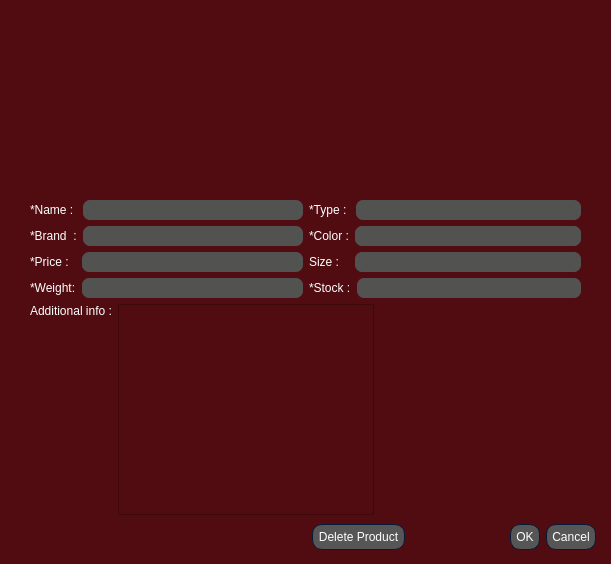
Qt form AP/costumer_products.ui (AP-projects-4001/Guys) before a commit.
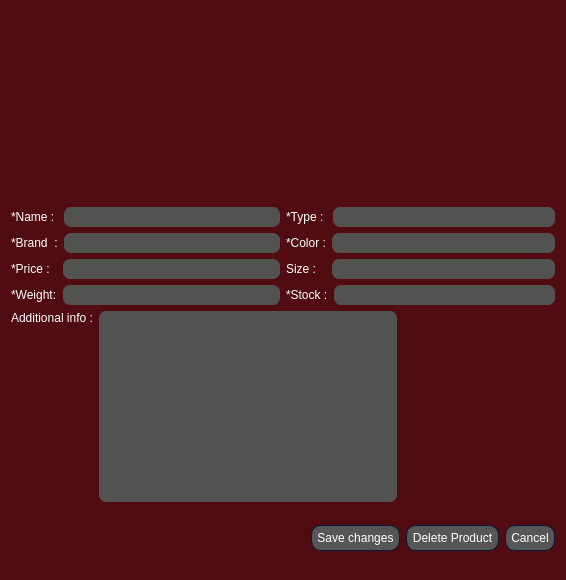
The same form after that commit. Icons and pictures are not drawn.

```diff
--- a/AP/costumer_products.ui
+++ b/AP/costumer_products.ui
@@ -6,22 +6,10 @@
    <rect>
     <x>0</x>
     <y>0</y>
-    <width>611</width>
-    <height>564</height>
+    <width>566</width>
+    <height>580</height>
    </rect>
   </property>
-  <property name="minimumSize">
-   <size>
-    <width>611</width>
-    <height>564</height>
-   </size>
-  </property>
-  <property name="maximumSize">
-   <size>
-    <width>611</width>
-    <height>564</height>
-   </size>
-  </property>
   <property name="windowTitle">
    <string>Dialog</string>
   </property>
@@ -182,7 +170,17 @@
 	border-radius: 7px;
 	border-color: #051a39;
 	padding: 2px;
+}
 
+
+QPlainTextEdit
+{
+	background-color: #525251;
+	color: #ffffff;
+	border-width: 1px;
+	border-radius: 7px;
+	border-color: #051a39;
+	padding: 2px;
 }
 
 QLineEdit::disabled
@@ -698,34 +696,76 @@
 
 </string>
   </property>
+  <layout class="QGridLayout" name="gridLayout">
+   <item row="0" column="0">
+    <layout class="QVBoxLayout" name="verticalLayout_5">
+     <item>
+      <layout class="QVBoxLayout" name="verticalLayout_4">
+       <item>
+        <layout class="QVBoxLayout" name="verticalLayout_2">
+         <item>
+          <layout class="QHBoxLayout" name="horizontalLayout_16">
+           <item>
+            <spacer name="horizontalSpacer_2">
+             <property name="orientation">
+              <enum>Qt::Horizontal</enum>
+             </property>
+             <property name="sizeHint" stdset="0">
+              <size>
+               <width>40</width>
+               <height>20</height>
+              </size>
+             </property>
+            </spacer>
+           </item>
+           <item>
   <widget class="QLabel" name="image_label">
-   <property name="geometry">
-    <rect>
-     <x>160</x>
-     <y>30</y>
+             <property name="minimumSize">
+              <size>
      <width>311</width>
      <height>151</height>
-    </rect>
+              </size>
    </property>
    <property name="text">
     <string/>
    </property>
   </widget>
-  <widget class="QWidget" name="layoutWidget">
-   <property name="geometry">
-    <rect>
-     <x>30</x>
-     <y>200</y>
-     <width>551</width>
-     <height>315</height>
-    </rect>
-   </property>
-   <layout class="QVBoxLayout" name="verticalLayout_4">
+           </item>
+           <item>
+            <spacer name="horizontalSpacer_3">
+             <property name="orientation">
+              <enum>Qt::Horizontal</enum>
+             </property>
+             <property name="sizeHint" stdset="0">
+              <size>
+               <width>40</width>
+               <height>20</height>
+              </size>
+             </property>
+            </spacer>
+           </item>
+          </layout>
+         </item>
     <item>
-     <layout class="QHBoxLayout" name="horizontalLayout_9">
+          <spacer name="verticalSpacer_2">
+           <property name="orientation">
+            <enum>Qt::Vertical</enum>
+           </property>
+           <property name="sizeHint" stdset="0">
+            <size>
+             <width>20</width>
+             <height>40</height>
+            </size>
+           </property>
+          </spacer>
+         </item>
+        </layout>
+       </item>
       <item>
        <layout class="QVBoxLayout" name="verticalLayout">
         <item>
+          <layout class="QHBoxLayout" name="horizontalLayout_10">
+           <item>
          <layout class="QHBoxLayout" name="horizontalLayout_5">
           <item>
            <widget class="QLabel" name="label_2">
@@ -740,52 +780,6 @@
          </layout>
         </item>
         <item>
-         <layout class="QHBoxLayout" name="horizontalLayout_6">
-          <item>
-           <widget class="QLabel" name="label_7">
-            <property name="text">
-             <string>*Brand  :</string>
-            </property>
-           </widget>
-          </item>
-          <item>
-           <widget class="QLineEdit" name="brand_lineEdit"/>
-          </item>
-         </layout>
-        </item>
-        <item>
-         <layout class="QHBoxLayout" name="horizontalLayout_7">
-          <item>
-           <widget class="QLabel" name="label_6">
-            <property name="text">
-             <string>*Price :  </string>
-            </property>
-           </widget>
-          </item>
-          <item>
-           <widget class="QLineEdit" name="price_lineEdit"/>
-          </item>
-         </layout>
-        </item>
-        <item>
-         <layout class="QHBoxLayout" name="horizontalLayout_8">
-          <item>
-           <widget class="QLabel" name="label_4">
-            <property name="text">
-             <string>*Weight:</string>
-            </property>
-           </widget>
-          </item>
-          <item>
-           <widget class="QLineEdit" name="weight_lineEdit"/>
-          </item>
-         </layout>
-        </item>
-       </layout>
-      </item>
-      <item>
-       <layout class="QVBoxLayout" name="verticalLayout_2">
-        <item>
          <layout class="QHBoxLayout" name="horizontalLayout">
           <item>
            <widget class="QLabel" name="label_3">
@@ -799,6 +793,24 @@
           </item>
          </layout>
         </item>
+          </layout>
+         </item>
+         <item>
+          <layout class="QHBoxLayout" name="horizontalLayout_11">
+           <item>
+            <layout class="QHBoxLayout" name="horizontalLayout_6">
+             <item>
+              <widget class="QLabel" name="label_7">
+               <property name="text">
+                <string>*Brand  :</string>
+               </property>
+              </widget>
+             </item>
+             <item>
+              <widget class="QLineEdit" name="brand_lineEdit"/>
+             </item>
+            </layout>
+           </item>
         <item>
          <layout class="QHBoxLayout" name="horizontalLayout_2">
           <item>
@@ -813,6 +825,24 @@
           </item>
          </layout>
         </item>
+          </layout>
+         </item>
+         <item>
+          <layout class="QHBoxLayout" name="horizontalLayout_13">
+           <item>
+            <layout class="QHBoxLayout" name="horizontalLayout_7">
+             <item>
+              <widget class="QLabel" name="label_6">
+               <property name="text">
+                <string>*Price :  </string>
+               </property>
+              </widget>
+             </item>
+             <item>
+              <widget class="QLineEdit" name="price_lineEdit"/>
+             </item>
+            </layout>
+           </item>
         <item>
          <layout class="QHBoxLayout" name="horizontalLayout_3">
           <item>
@@ -827,6 +857,24 @@
           </item>
          </layout>
         </item>
+          </layout>
+         </item>
+         <item>
+          <layout class="QHBoxLayout" name="horizontalLayout_14">
+           <item>
+            <layout class="QHBoxLayout" name="horizontalLayout_8">
+             <item>
+              <widget class="QLabel" name="label_4">
+               <property name="text">
+                <string>*Weight:</string>
+               </property>
+              </widget>
+             </item>
+             <item>
+              <widget class="QLineEdit" name="weight_lineEdit"/>
+             </item>
+            </layout>
+           </item>
         <item>
          <layout class="QHBoxLayout" name="horizontalLayout_4">
           <item>
@@ -843,12 +891,10 @@
         </item>
        </layout>
       </item>
-     </layout>
-    </item>
     <item>
-     <layout class="QHBoxLayout" name="horizontalLayout_11">
+          <layout class="QHBoxLayout" name="horizontalLayout_15">
       <item>
-       <layout class="QHBoxLayout" name="horizontalLayout_10">
+            <layout class="QHBoxLayout" name="horizontalLayout_9">
         <item>
          <layout class="QVBoxLayout" name="verticalLayout_3">
           <item>
@@ -883,6 +929,30 @@
         <property name="orientation">
          <enum>Qt::Horizontal</enum>
         </property>
+             <property name="sizeType">
+              <enum>QSizePolicy::Fixed</enum>
+             </property>
+             <property name="sizeHint" stdset="0">
+              <size>
+               <width>158</width>
+               <height>28</height>
+              </size>
+             </property>
+            </spacer>
+           </item>
+          </layout>
+         </item>
+        </layout>
+       </item>
+      </layout>
+     </item>
+     <item>
+      <layout class="QHBoxLayout" name="horizontalLayout_17">
+       <item>
+        <spacer name="horizontalSpacer_4">
+         <property name="orientation">
+          <enum>Qt::Horizontal</enum>
+         </property>
         <property name="sizeHint" stdset="0">
          <size>
           <width>40</width>
@@ -891,20 +961,34 @@
         </property>
        </spacer>
       </item>
-     </layout>
-    </item>
-   </layout>
-  </widget>
-  <widget class="QWidget" name="layoutWidget">
-   <property name="geometry">
-    <rect>
-     <x>312</x>
-     <y>520</y>
-     <width>284</width>
-     <height>34</height>
-    </rect>
-   </property>
+       <item>
    <layout class="QHBoxLayout" name="horizontalLayout_12">
+         <item>
+          <widget class="QLabel" name="Gif">
+           <property name="minimumSize">
+            <size>
+             <width>61</width>
+             <height>61</height>
+            </size>
+           </property>
+           <property name="maximumSize">
+            <size>
+             <width>61</width>
+             <height>61</height>
+            </size>
+           </property>
+           <property name="text">
+            <string/>
+           </property>
+          </widget>
+         </item>
+         <item>
+          <widget class="QPushButton" name="save_Button">
+           <property name="text">
+            <string>Save changes</string>
+           </property>
+          </widget>
+         </item>
     <item>
      <widget class="QPushButton" name="pushButton">
       <property name="text">
@@ -913,17 +997,19 @@
      </widget>
     </item>
     <item>
-     <widget class="QDialogButtonBox" name="buttonBox">
-      <property name="orientation">
-       <enum>Qt::Horizontal</enum>
-      </property>
-      <property name="standardButtons">
-       <set>QDialogButtonBox::Cancel|QDialogButtonBox::Ok</set>
-      </property>
+          <widget class="QPushButton" name="cancel_Button">
+           <property name="text">
+            <string>Cancel</string>
+           </property>
      </widget>
     </item>
    </layout>
-  </widget>
+       </item>
+      </layout>
+     </item>
+    </layout>
+   </item>
+  </layout>
  </widget>
  <resources/>
  <connections>
```
Left out of the diff: 35 changed lines with no effect on the pictures. Lines whose indentation alone changed are shown as unchanged.
